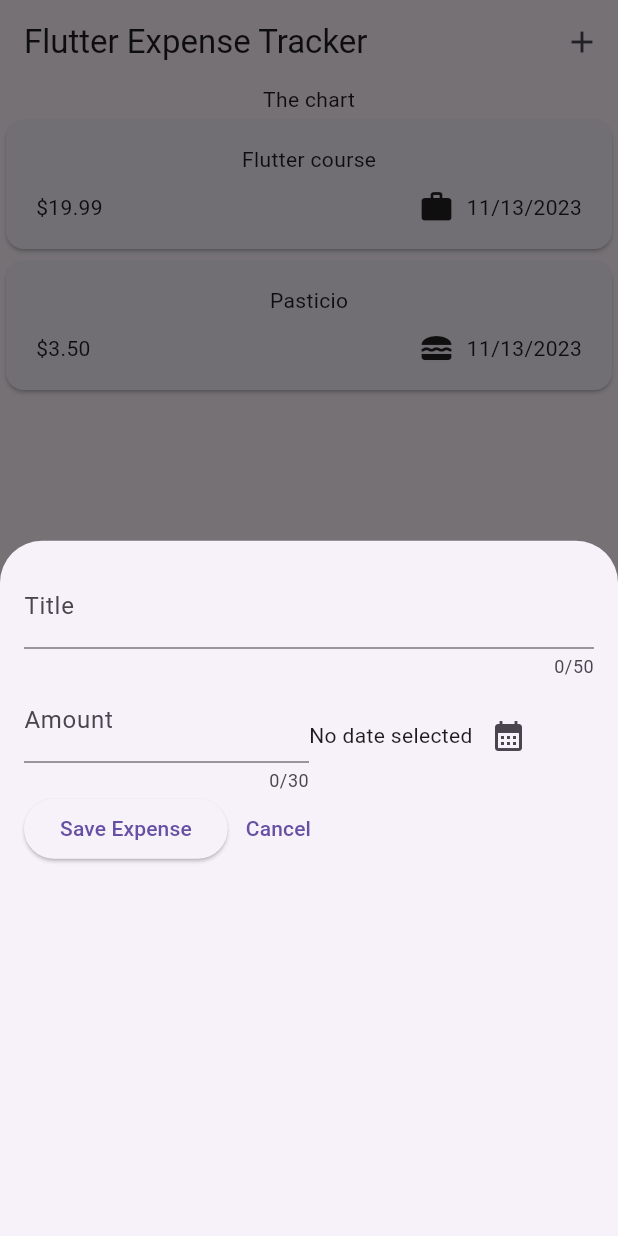
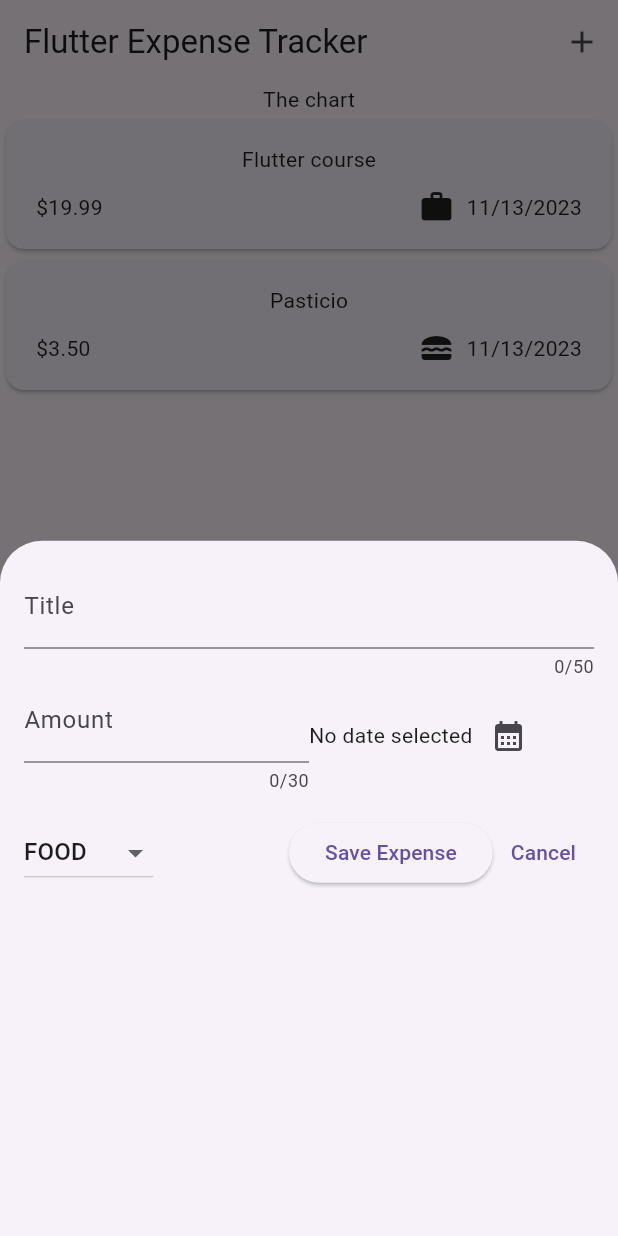
Before and after one commit to abouzia/expenses_tracker, a Flutter app: the screen it shows after launch, after a tap on the "add" icon, on a phone screen of 412 x 824 dp. Run offline on Flutter 3.47's test engine with Material 2 defaults, Android fonts, the phone set to English and light mode, and no system bars.

Commit message:
added category dropdown and addexpense feature

```diff
--- a/lib/widgets/expenses.dart
+++ b/lib/widgets/expenses.dart
@@ -31,8 +31,14 @@ class _ExpensesState extends State<Expenses> {
   _openAddExpenseOverlay() {
     showModalBottomSheet(
       context: context,
-      builder: (ctx) => const NewExpense(),
+      builder: (ctx) => NewExpense(onAddExpense: _addExpense),
     );
+  }
+
+  void _addExpense(Expense expense) {
+    setState(() {
+      _expensesList.add(expense);
+    });
   }
 
   @override
--- a/lib/widgets/new_expense.dart
+++ b/lib/widgets/new_expense.dart
@@ -2,7 +2,9 @@ import 'package:expenses_tracker/models/expense.dart';
 import 'package:flutter/material.dart';
 
 class NewExpense extends StatefulWidget {
-  const NewExpense({super.key});
+  const NewExpense({super.key, required this.onAddExpense});
+
+  final Function onAddExpense;
 
   @override
   State<StatefulWidget> createState() {
@@ -14,6 +16,7 @@ class _NewExpenseState extends State<NewExpense> {
   final _titleController = TextEditingController();
   final _amountController = TextEditingController();
   DateTime? _seletectedDate;
+  Category _selectedCategory = Category.food;
 
   void _openDatePicker() async {
     final now = DateTime.now();
@@ -48,8 +51,19 @@ class _NewExpenseState extends State<NewExpense> {
                 },
                 child: const Text('Okay'))
           ],
-              ));
+        ),
+      );
+      return;
     }
+
+    widget.onAddExpense(
+      Expense(
+        title: _titleController.text,
+        amount: double.parse(_amountController.text),
+        date: _seletectedDate!,
+        category: _selectedCategory,
+      ),
+    );
   }
 
   @override
@@ -101,8 +115,31 @@ class _NewExpenseState extends State<NewExpense> {
               )
             ],
           ),
+          const SizedBox(height: 16),
           Row(
             children: [
+              DropdownButton(
+                value: _selectedCategory,
+                items: Category.values
+                    .map(
+                      (category) => DropdownMenuItem(
+                        value: category,
+                        child: Text(
+                          category.name.toUpperCase(),
+                        ),
+                      ),
+                    )
+                    .toList(),
+                onChanged: (value) {
+                  if (value == null) {
+                    return;
+                  }
+                  setState(() {
+                    _selectedCategory = value;
+                  });
+                },
+              ),
+              const Spacer(),
               ElevatedButton(
                 onPressed: _submitExpense,
                 child: const Text('Save Expense'),
```
Lines whose indentation alone changed are shown as unchanged.
